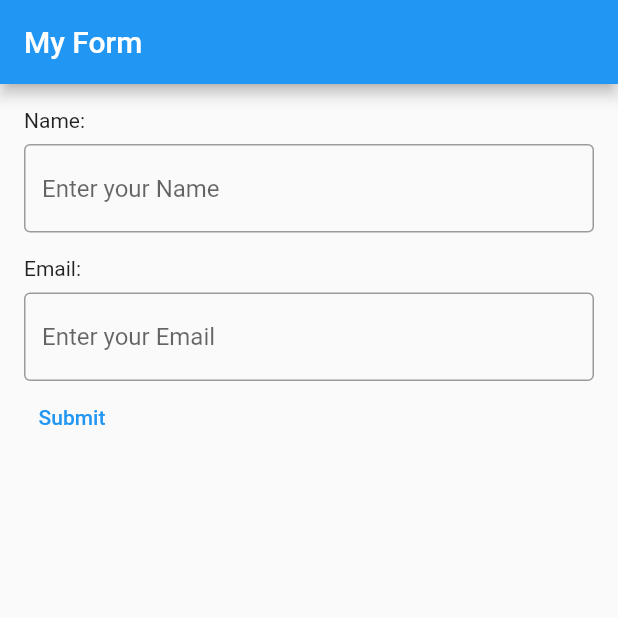
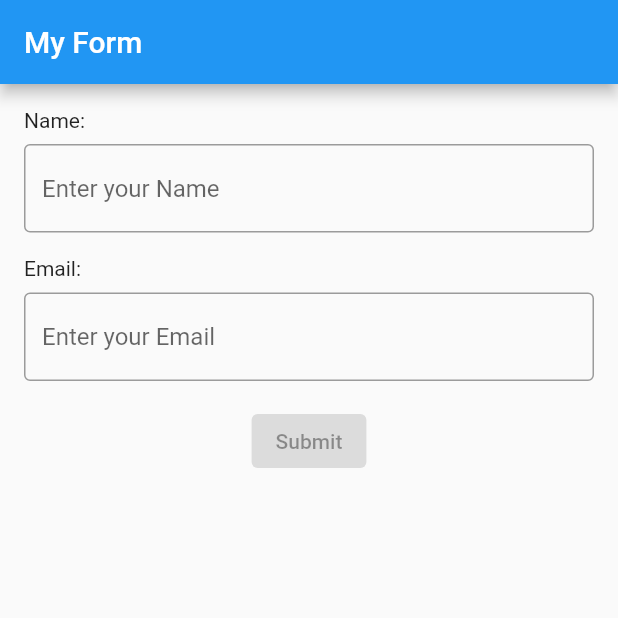
Before and after one commit to HB2k2/contact_adder, a Flutter app: the screen it shows after launch, after a tap on the "add" icon, on a phone screen of 412 x 824 dp, the top half of it. Run offline on Flutter 3.47's test engine with Material 2 defaults, Android fonts, the phone set to English and light mode, and no system bars; our stand-ins replace flutter_mobx, mobx; generated files the repository leaves out were written again.

Commit message:
made UI little better and removed warnings

```diff
--- a/lib/form.dart
+++ b/lib/form.dart
@@ -1,5 +1,4 @@
 import 'package:flutter/material.dart';
-import 'main.dart';
 import 'updater.dart'; // Make sure to import your main.dart properly
 
 class MyForm extends StatefulWidget {
@@ -10,21 +9,24 @@ class MyForm extends StatefulWidget {
 }
 
 class _MyFormState extends State<MyForm> {
-  // String _name = "";
-  // String _email = "";
-  StringUpdater _name = StringUpdater();
-  StringUpdater _email = StringUpdater();
-  String name = "";
-  String email = "";
+
+  final StringUpdater _name = StringUpdater();
+  final StringUpdater _email = StringUpdater();
+
+  bool isEmail = false;
+  bool isName = false;
+
   @override
   Widget build(BuildContext context) {
     return MaterialApp(
+      debugShowCheckedModeBanner: false,
       home: Scaffold(
         appBar: AppBar(
           title: const Text('My Form'),
         ),
         body: Container(
-          padding: const EdgeInsets.all(16.0), // Add padding to constrain the content
+          padding: const EdgeInsets.all(
+              16.0), // Add padding to constrain the content
           child: Column(
             crossAxisAlignment: CrossAxisAlignment
                 .start, // Align children to the start of the column
@@ -33,8 +35,10 @@ class _MyFormState extends State<MyForm> {
               const SizedBox(height: 8.0), // Add some vertical spacing
               TextFormField(
                 onChanged: (value) {
-                 _name.name=value;
-                  // print(_name);
+                  _name.name = value;
+                  setState(() {
+                    isName = true;
+                  });
                 },
                 decoration: const InputDecoration(
                   border:
@@ -47,8 +51,10 @@ class _MyFormState extends State<MyForm> {
               const SizedBox(height: 8.0), // Add some vertical spacing
               TextFormField(
                 onChanged: (value) {
-                  _email.email=value;
-                  // print(_email);
+                  _email.email = value;
+                  setState(() {
+                    isEmail = true;
+                  });
                 },
                 decoration: const InputDecoration(
                   border:
@@ -56,19 +62,16 @@ class _MyFormState extends State<MyForm> {
                   hintText: 'Enter your Email',
                 ),
               ),
-              TextButton(
-                onPressed: () {
-                  // names.add(_name);
-                  // emails.add(_email);
-                  // Updater.addName(_name);
-                  _name.addName();
-                  _email.addEmail();
-                  Navigator.pop(context);
-                },
-                style: TextButton.styleFrom(
-                  primary: Colors.blue,
+              const SizedBox(height: 16.0),
+              Center(
+                child: ElevatedButton(
+                  onPressed: (isName && isEmail) ? () {
+                    _name.addName();
+                    _email.addEmail();
+                    Navigator.pop(context);
+                  } : null,
+                  child: const Text('Submit'),
                 ),
-                child: const Text('Submit'),
               ),
             ],
           ),
--- a/lib/main.dart
+++ b/lib/main.dart
@@ -1,8 +1,6 @@
 import 'package:flutter/material.dart';
 import 'package:flutter_mobx/flutter_mobx.dart';
-import 'package:mobx/mobx.dart';
 import 'form.dart';
-import 'updater.dart';
 
 void main() {
   runApp(const MyApp());
@@ -16,11 +14,12 @@ class MyApp extends StatelessWidget {
   @override
   Widget build(BuildContext context) {
     return MaterialApp(
+      debugShowCheckedModeBanner : false,
       title: 'Flutter Demo',
       theme: ThemeData(
         primarySwatch: Colors.blue,
       ),
-      home: const MyHomePage(title: 'Flutter Demo Home Page'),
+      home: const MyHomePage(title: 'Contact Home Page'),
     );
   }
 }
@@ -47,8 +46,8 @@ class _MyHomePageState extends State<MyHomePage> {
           itemBuilder: ((context, index) {
             return ListTile(
               tileColor: (index % 2) != 0
-                  ? Color.fromARGB(255, 100, 53, 0)
-                  : Color.fromARGB(255, 0, 57, 100),
+                  ? const Color.fromARGB(255, 213, 193, 170)
+                  : const Color.fromARGB(255, 175, 192, 205),
               title: Text(names[index]),
               subtitle: Text(emails[index]),
             );
@@ -60,7 +59,7 @@ class _MyHomePageState extends State<MyHomePage> {
         onPressed: () async {
           await Navigator.push(
             context,
-            MaterialPageRoute(builder: (context) => MyForm()),
+            MaterialPageRoute(builder: (context) => const MyForm()),
           );
           setState(() {
             // Update the UI after the form is closed
```
